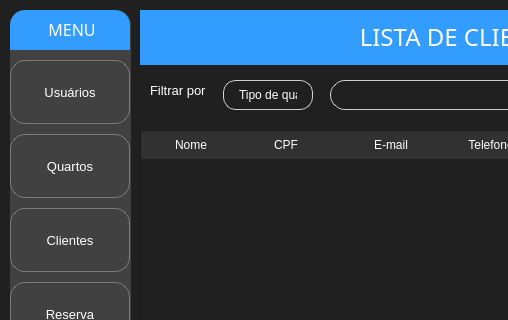
EndrewFerreira/HOSTIIN, file Prototipo HostInn/Telas/Menu.ui: the form before one commit; both pictures show x 0 to 508 and y 0 to 320 of the 801 by 752 pixel window.
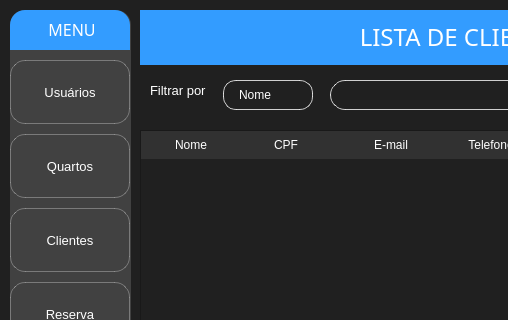
The form after the commit. The open tabs and pages were chosen to show the change. Icons and pictures are not drawn.

Commit message: adição de scroll bar

What changed in the file:
```diff
--- a/Prototipo HostInn/Telas/Menu.ui
+++ b/Prototipo HostInn/Telas/Menu.ui
@@ -1746,7 +1746,7 @@
        <string>Nome</string>
       </property>
       <property name="placeholderText" stdset="0">
-       <string>Tipo de quarto</string>
+       <string/>
       </property>
       <item>
        <property name="text">
```
Left out of the diff: 6 changed lines with no effect on the pictures. The commit also changes 1 other file.
